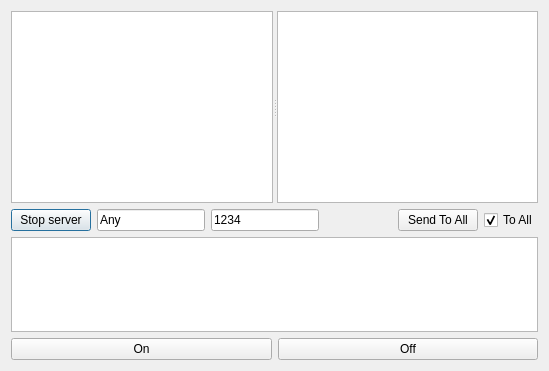
Before: the Qt Designer form dialog.ui in adratkovskiy/marvin, drawn with Qt 5.
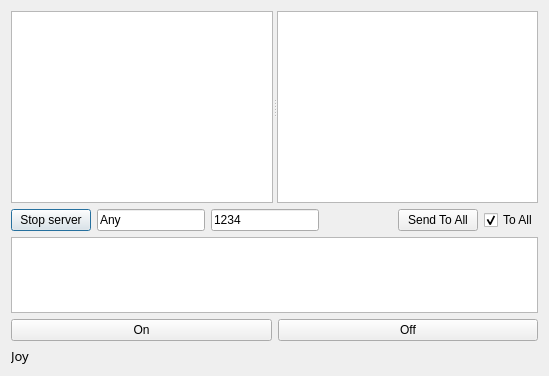
After: the same form once the commit is applied.

Patch:
```diff
--- a/dialog.ui
+++ b/dialog.ui
@@ -7,7 +7,7 @@
     <x>0</x>
     <y>0</y>
     <width>549</width>
-    <height>371</height>
+    <height>376</height>
    </rect>
   </property>
   <property name="windowTitle">
@@ -142,6 +142,19 @@
      </item>
     </layout>
    </item>
+   <item>
+    <widget class="QLabel" name="lblJoyState">
+     <property name="font">
+      <font>
+       <family>Droid Sans Mono</family>
+       <pointsize>10</pointsize>
+      </font>
+     </property>
+     <property name="text">
+      <string>Joy</string>
+     </property>
+    </widget>
+   </item>
   </layout>
  </widget>
  <layoutdefault spacing="6" margin="11"/>
```
